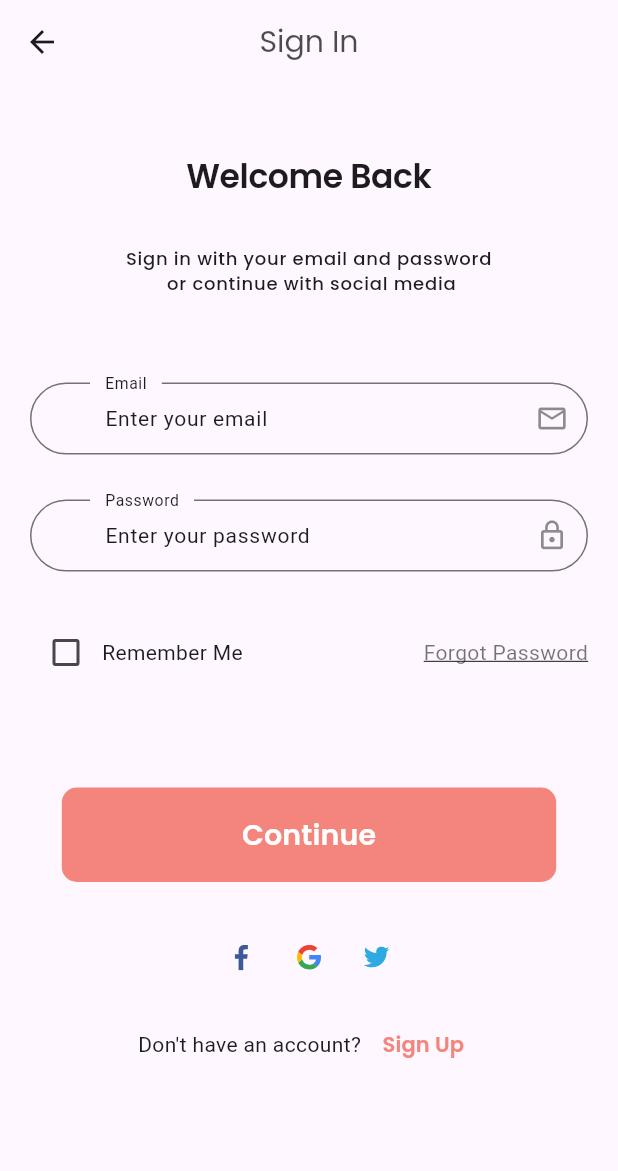
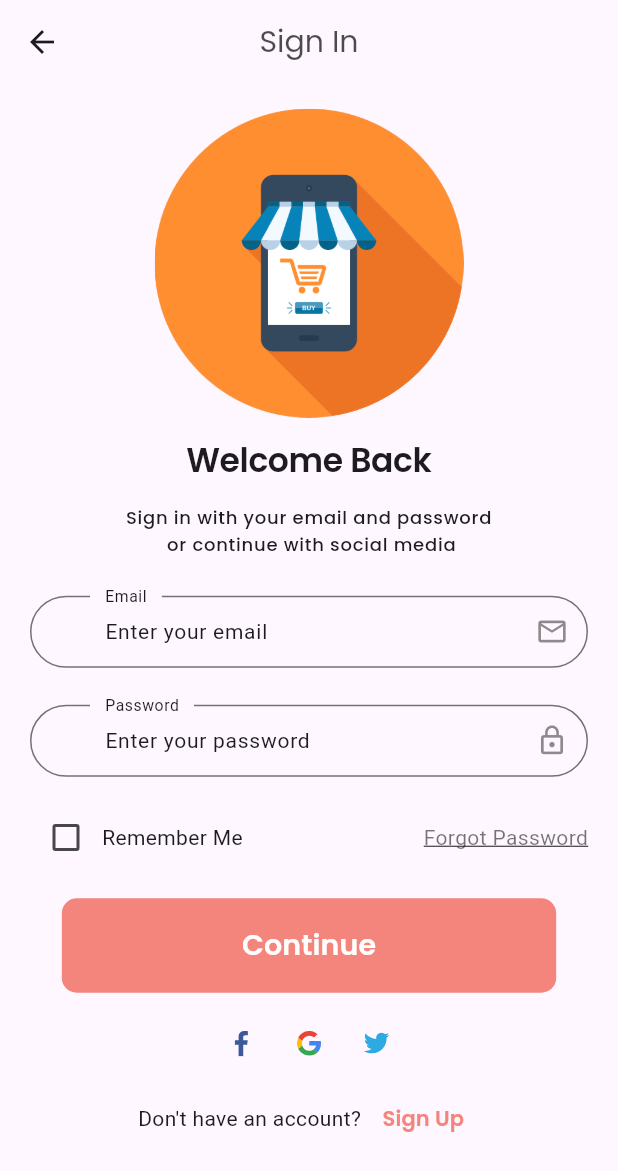
Before and after one commit to AbdelrhmanAmer/Complete-Commerce-App, a Flutter app: the LogIn screen opened by its route, on a phone screen of 412 x 824 dp. Shown: the top 1171 px of the screen. Run offline on Flutter 3.47's test engine with Material 3 defaults, Android fonts, the phone set to English and light mode, and no system bars; our stand-ins replace flutter_svg, get, google_fonts, shared_preferences; accounts and stored records are empty; project files that could hold a hidden picture were left out.

Commit message:
Logo Image in Sign In Page

```diff
--- /dev/null
+++ b/commplete_commerce_app/lib/core/constant/constants.dart
@@ -0,0 +1,3 @@
+import 'package:get/get.dart';
+
+var size = Get.mediaQuery.size;
--- a/commplete_commerce_app/lib/view/screens/authentication/sign_in.dart
+++ b/commplete_commerce_app/lib/view/screens/authentication/sign_in.dart
@@ -1,5 +1,6 @@
 import 'package:flutter/material.dart';
 
+import '../../../core/constant/constants.dart';
 import '../../widgets/authentication/sign_in/sign_in_form.dart';
 import '../../../core/constant/color.dart';
 import '../../widgets/custom_button.dart';
@@ -10,7 +11,7 @@ class LogIn extends StatelessWidget {
 
   @override
   Widget build(BuildContext context) {
-    var size = MediaQuery.of(context).size;
+
 
     return SafeArea(
       child: Scaffold(
@@ -32,25 +33,38 @@ class LogIn extends StatelessWidget {
             child: Column(
               crossAxisAlignment: CrossAxisAlignment.center,
               children: [
-                SizedBox(height: size.height * .06),
+                SizedBox(height: size.height * .02),
+                SizedBox(
+                  height: size.height * .25,
+                  child: AspectRatio(
+                    aspectRatio: 1,
+                    child: CircleAvatar(
+                      child: Image.asset('assets/images/logo.png', scale: 1),
+                    ),
+                  ),
+                ),
+                SizedBox(height: size.height * .02),
                 Text('Welcome Back',
                     style: Theme.of(context).textTheme.displayLarge),
-                SizedBox(height: size.height * .04),
+                SizedBox(height: size.height * .02),
                 Text(
                   'Sign in with your email and password\n or continue with social media',
-                  style: Theme.of(context).textTheme.labelSmall,
+                  style: Theme.of(context)
+                      .textTheme
+                      .labelSmall!
+                      .copyWith(height: 1.5),
                   textAlign: TextAlign.center,
                 ),
-                SizedBox(height: size.height * .07),
+                SizedBox(height: size.height * .03),
                 SignInForm(),
-                SizedBox(height: size.height * .08),
+                SizedBox(height: size.height * .02),
                 CustomButton(
                   backgroundColor: AppColor.primaryColor,
                   foregroundColor: Colors.white,
                   text: 'Continue',
                   press: () {},
                 ),
-                SizedBox(height: size.height * .04),
+                SizedBox(height: size.height * .02),
                 Row(
                   mainAxisAlignment: MainAxisAlignment.center,
                   children: [
@@ -70,7 +84,7 @@ class LogIn extends StatelessWidget {
                     ),
                   ],
                 ),
-                SizedBox(height: size.height * .02),
+                SizedBox(height: size.height * .01),
                 Row(
                   mainAxisAlignment: MainAxisAlignment.center,
                   children: [
--- a/commplete_commerce_app/lib/view/widgets/authentication/sign_in/sign_in_form.dart
+++ b/commplete_commerce_app/lib/view/widgets/authentication/sign_in/sign_in_form.dart
@@ -1,6 +1,7 @@
 import 'package:flutter/material.dart';
 import 'package:get/get.dart';
 
+import '../../../../core/constant/constants.dart';
 import '../../../../controller/sign_in_controller.dart';
 import '../../inputDecoration.dart';
 
@@ -24,7 +25,7 @@ class SignInForm extends StatelessWidget {
                 hintText: "Enter your email",
                 iconData: Icons.email_outlined),
           ),
-          const SizedBox(height: 30),
+          SizedBox(height: size.height * .03),
           TextFormField(
             decoration: inputDecoration(
                 labelText: "Password",
@@ -32,7 +33,7 @@ class SignInForm extends StatelessWidget {
                 iconData: Icons.lock_outline),
             obscureText: true,
           ),
-          const SizedBox(height: 30),
+          SizedBox(height: size.height * .02),
           isSmallScreen
               ? Column(
                   crossAxisAlignment: CrossAxisAlignment.start,
```
Also changed, not shown: commplete_commerce_app/assets/images/logo.png (added).
